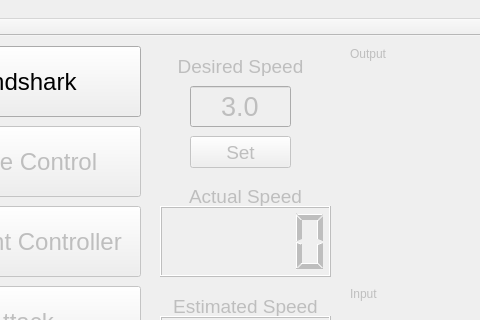
Old version of the form hacms/mainwindow.ui in the repository PRECISE/HACMSDemo; both pictures show x 120 to 600 and y 0 to 320 of the 825 by 727 pixel window.
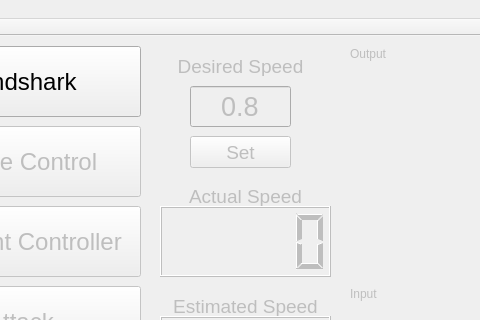
New version of the form.

Commit message: Updated default speed to 0.8

The edit to the form file:
```diff
--- a/hacms/mainwindow.ui
+++ b/hacms/mainwindow.ui
@@ -196,7 +196,7 @@
      </font>
     </property>
     <property name="text">
-     <string>3.0</string>
+     <string>0.8</string>
     </property>
     <property name="alignment">
      <set>Qt::AlignCenter</set>
```
The commit also changes 1 other file.
